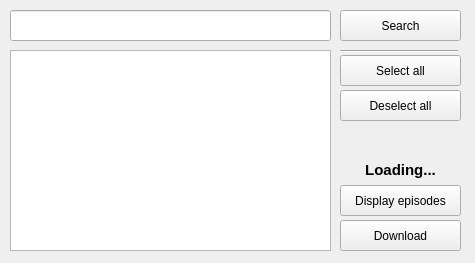
Qt form MainWindow.ui (TaPO4eg3D/HS_Downloader) before a commit.
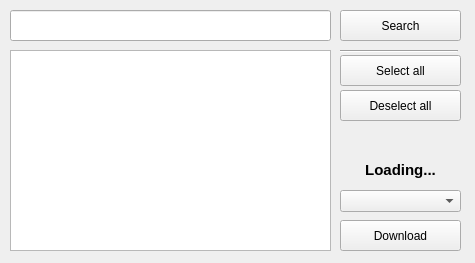
The same form after that commit.

Commit message: Add possibility to select quality

Patch:
```diff
--- a/MainWindow.ui
+++ b/MainWindow.ui
@@ -79,19 +79,6 @@
      <string>Download</string>
     </property>
    </widget>
-   <widget class="QPushButton" name="showEpisodes">
-    <property name="geometry">
-     <rect>
-      <x>340</x>
-      <y>185</y>
-      <width>121</width>
-      <height>31</height>
-     </rect>
-    </property>
-    <property name="text">
-     <string>Display episodes</string>
-    </property>
-   </widget>
    <widget class="QListWidget" name="animeView">
     <property name="geometry">
      <rect>
@@ -139,6 +126,16 @@
      <set>Qt::AlignCenter</set>
     </property>
    </widget>
+   <widget class="QComboBox" name="selectQuality">
+    <property name="geometry">
+     <rect>
+      <x>340</x>
+      <y>190</y>
+      <width>121</width>
+      <height>22</height>
+     </rect>
+    </property>
+   </widget>
   </widget>
  </widget>
  <resources/>
```
The commit also changes 2 other files.
